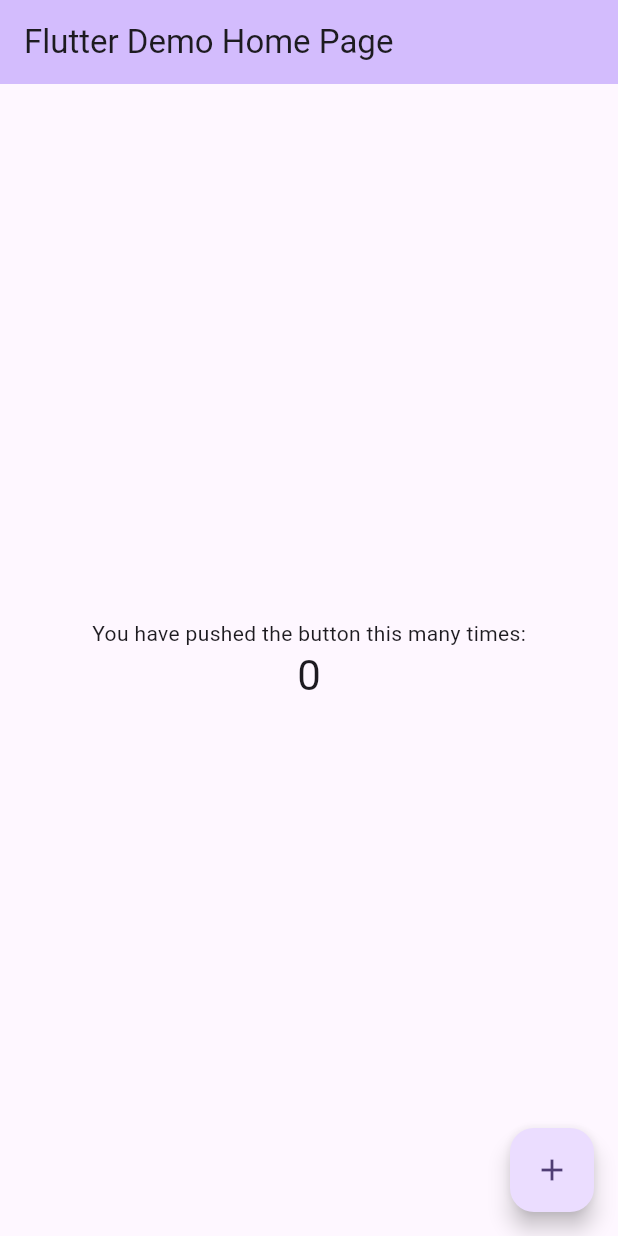
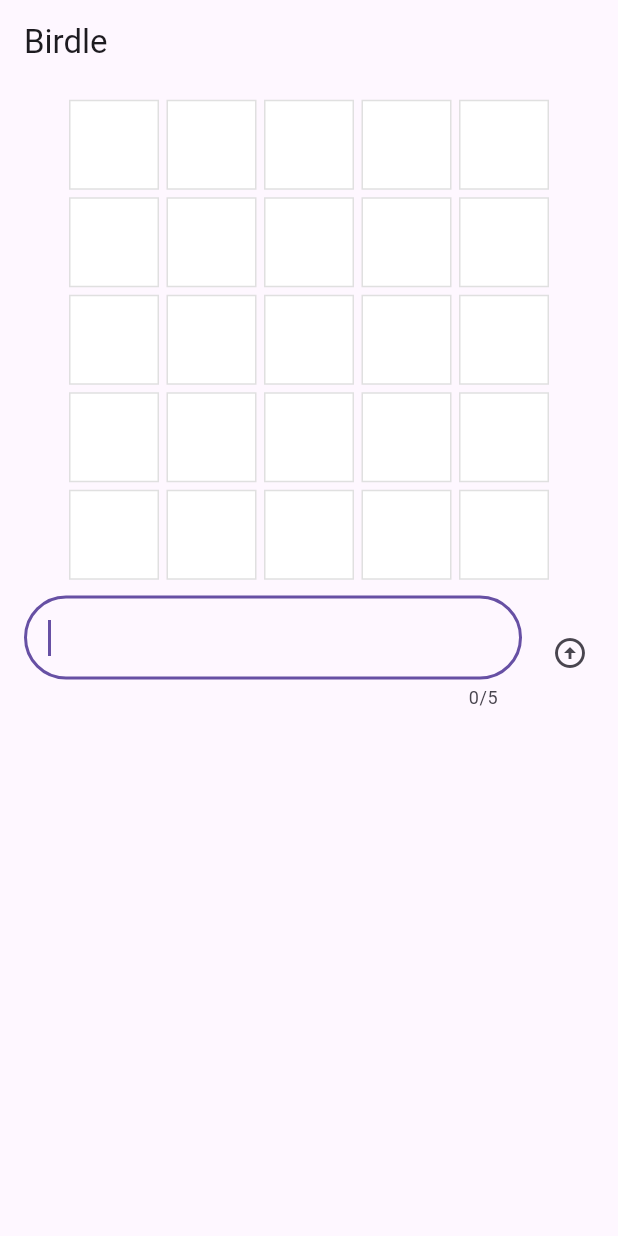
Before and after one commit to rei1011/DAN-DO, a Flutter app: the screen it shows after launch, on a phone screen of 412 x 824 dp. Run offline on Flutter 3.47's test engine with Material 3 defaults, Android fonts, the phone set to English and light mode, and no system bars.

Commit message:
チュートリアルで作成したゲームアプリをコミット

```diff
--- /dev/null
+++ b/lib/game.dart
@@ -0,0 +1,287 @@
+/// Game logic and supporting types for Birdle,
+/// a five-letter word-guessing game similar to Wordle.
+///
+/// Defines the [Game] state machine and the
+/// [Word], [Letter], and [HitType] data model used to
+/// represent guesses and their evaluation against a hidden word.
+library;
+
+import 'dart:collection';
+import 'dart:math';
+
+/// The result of evaluating a [Letter] of a guess against the hidden word.
+enum HitType {
+  /// The letter hasn't yet been evaluated.
+  none,
+
+  /// The letter matches the hidden word's letter at the same position.
+  hit,
+
+  /// The letter is in the hidden word, but at a different position.
+  partial,
+
+  /// The letter doesn't appear in the hidden word.
+  miss,
+}
+
+/// A single character paired with its [HitType] against the hidden word.
+typedef Letter = ({String char, HitType type});
+
+/// Every word that can be legally entered as a guess.
+const List<String> allLegalGuesses = [...legalWords, ...legalGuesses];
+
+/// Words that can be chosen as the hidden word.
+const List<String> legalWords = ['aback', 'abase', 'abate', 'abbey', 'abbot'];
+
+/// Additional words accepted as guesses beyond those in [legalWords].
+const List<String> legalGuesses = [
+  'aback',
+  'abase',
+  'abate',
+  'abbey',
+  'abbot',
+  'abhor',
+  'abide',
+  'abled',
+  'abode',
+  'abort',
+];
+
+/// Game state of a single round of Birdle,
+/// a five-letter word-guessing game similar to Wordle.
+///
+/// Exposes the state and methods a UI needs to
+/// evaluate guesses and track progress,
+/// but doesn't advance play on its own.
+///
+/// Clients drive each round by calling [guess] to submit an attempt and
+/// [resetGame] to start over.
+class Game {
+  /// The default maximum number of guesses allowed in a [Game].
+  static const int defaultMaxGuesses = 5;
+
+  /// Creates a new game with [maxGuesses] guesses allowed.
+  ///
+  /// If [seed] is provided, the hidden word is
+  /// chosen deterministically from [legalWords],
+  /// otherwise it is selected at random.
+  Game({this.maxGuesses = defaultMaxGuesses, this.seed})
+    : _wordToGuess = _generateInitialWord(seed),
+      _guesses = List<Word>.filled(maxGuesses, Word.empty());
+
+  /// The maximum number of guesses allowed in this game.
+  final int maxGuesses;
+
+  /// The seed used to choose the hidden word,
+  /// or `null` if it was selected at random.
+  final int? seed;
+
+  /// The current hidden word, exposed publicly through [hiddenWord].
+  Word _wordToGuess;
+
+  /// Backing storage for [guesses].
+  ///
+  /// Holds every guess slot in order,
+  /// with unfilled slots represented by empty [Word]s.
+  List<Word> _guesses;
+
+  /// The word the player is trying to guess.
+  Word get hiddenWord => _wordToGuess;
+
+  /// An unmodifiable view of every guess slot, including those still empty.
+  UnmodifiableListView<Word> get guesses => UnmodifiableListView(_guesses);
+
+  /// The most recently submitted guess,
+  /// or an empty [Word] if no guesses have been made.
+  Word get previousGuess {
+    final index = _guesses.lastIndexWhere((word) => word.isNotEmpty);
+    return index == -1 ? Word.empty() : _guesses[index];
+  }
+
+  /// The index of the next empty guess slot, or `-1` if every slot is full.
+  int get activeIndex => _guesses.indexWhere((word) => word.isEmpty);
+
+  /// The number of guesses still available to the player.
+  int get guessesRemaining {
+    if (activeIndex == -1) return 0;
+    return maxGuesses - activeIndex;
+  }
+
+  /// Whether the most recent guess matches the hidden word.
+  bool get didWin {
+    if (_guesses.first.isEmpty) return false;
+
+    for (final letter in previousGuess) {
+      if (letter.type != HitType.hit) return false;
+    }
+
+    return true;
+  }
+
+  /// Whether all allowed guesses have been used without winning.
+  bool get didLose => guessesRemaining == 0 && !didWin;
+
+  /// Picks a new hidden word and clears every submitted guess.
+  void resetGame() {
+    _wordToGuess = _generateInitialWord(seed);
+    _guesses = List<Word>.filled(maxGuesses, Word.empty());
+  }
+
+  /// Evaluates [guess] against the hidden word,
+  /// records the result in [guesses], and returns it.
+  ///
+  /// For finer control, use [isLegalGuess] to validate input or
+  /// [matchGuessOnly] to evaluate without recording the result.
+  Word guess(String guess) {
+    final result = matchGuessOnly(guess);
+    addGuessToList(result);
+    return result;
+  }
+
+  /// Whether [guess] is a legal word to guess.
+  ///
+  /// UIs can call this method before [guess] to
+  /// show players a message when they enter an invalid word.
+  bool isLegalGuess(String guess) => Word.fromString(guess).isLegalGuess;
+
+  /// Evaluates [guess] against the hidden word without advancing the game.
+  Word matchGuessOnly(String guess) =>
+      Word.fromString(guess).evaluateGuess(_wordToGuess);
+
+  /// Stores [guess] in the next empty slot of [guesses].
+  void addGuessToList(Word guess) {
+    final guessIndex = activeIndex;
+    if (guessIndex == -1) {
+      throw StateError('No guesses remaining.');
+    }
+
+    _guesses[guessIndex] = guess;
+  }
+
+  /// Returns the starting hidden word for a new round.
+  ///
+  /// Picks a deterministic word from [legalWords] when [seed] is provided,
+  /// or one at random otherwise.
+  static Word _generateInitialWord(int? seed) =>
+      seed == null ? Word.random() : Word.fromSeed(seed);
+}
+
+/// A five-letter word made up of [Letter]s, each tracking its [HitType].
+class Word with IterableMixin<Letter> {
+  /// Creates a word backed by the specified list of [Letter]s.
+  Word(this._letters);
+
+  /// Creates a word with five blank letters of [HitType.none].
+  factory Word.empty() =>
+      Word(List<Letter>.filled(5, (char: '', type: HitType.none)));
+
+  /// Creates a [Word] from [guess].
+  ///
+  /// Each character is lowercased,
+  /// every [Letter] starts as [HitType.none].
+  factory Word.fromString(String guess) {
+    if (guess.length != 5) {
+      throw ArgumentError.value(
+        guess,
+        'guess',
+        'Must be exactly 5 characters long.',
+      );
+    }
+
+    final letters = guess
+        .toLowerCase()
+        .split('')
+        .map((char) => (char: char, type: HitType.none))
+        .toList();
+    return Word(letters);
+  }
+
+  /// Creates a word chosen at random from [legalWords].
+  factory Word.random() {
+    final random = Random();
+    final nextWord = legalWords[random.nextInt(legalWords.length)];
+    return Word.fromString(nextWord);
+  }
+
+  /// Creates a word chosen from [legalWords] using [seed] as an index.
+  factory Word.fromSeed(int seed) =>
+      Word.fromString(legalWords[seed % legalWords.length]);
+
+  /// An unmodifiable list of [Letter]s that make up this word.
+  final List<Letter> _letters;
+
+  @override
+  Iterator<Letter> get iterator => _letters.iterator;
+
+  /// Whether every [Letter] in this word has no character.
+  @override
+  bool get isEmpty => every((letter) => letter.char.isEmpty);
+
+  @override
+  int get length => _letters.length;
+
+  /// The [Letter] at index [i] in word.
+  Letter operator [](int i) => _letters[i];
+
+  @override
+  String toString() => _letters.map((letter) => letter.char).join().trim();
+
+  /// Returns a multi-line string showing each [Letter] alongside its [HitType].
+  ///
+  /// Used to play the game from the command line.
+  String toStringVerbose() => _letters
+      .map((letter) => '${letter.char} - ${letter.type.name}')
+      .join('\n');
+}
+
+/// Validation and guess-evaluation logic on [Word].
+extension WordUtils on Word {
+  /// Whether this word appears in [allLegalGuesses].
+  bool get isLegalGuess => allLegalGuesses.contains(toString());
+
+  /// Compares this [Word] against the specified [hiddenWord]
+  /// and returns a new [Word] with the same letters,
+  /// but where each [Letter] has new a [HitType] of
+  /// [HitType.hit], [HitType.partial], or [HitType.miss].
+  Word evaluateGuess(Word hiddenWord) {
+    assert(isLegalGuess);
+
+    final result = List<Letter>.filled(length, (char: '', type: HitType.none));
+    // Counts hidden-word letters that can still be claimed as partial matches.
+    final unmatchedHiddenLetterCounts = <String, int>{};
+
+    // Reserve exact matches before scoring partial matches.
+    for (var i = 0; i < length; i++) {
+      final guessChar = this[i].char;
+      final hiddenChar = hiddenWord[i].char;
+
+      if (guessChar == hiddenChar) {
+        result[i] = (char: guessChar, type: HitType.hit);
+      } else {
+        // Track non-hit hidden letters for the partial-match pass.
+        final unmatchedCount = unmatchedHiddenLetterCounts[hiddenChar] ?? 0;
+        unmatchedHiddenLetterCounts[hiddenChar] = unmatchedCount + 1;
+      }
+    }
+
+    // Spend each remaining hidden letter only once for partial matches.
+    for (var i = 0; i < length; i++) {
+      if (result[i].type == HitType.hit) continue;
+
+      final guessChar = this[i].char;
+      final unmatchedCount = unmatchedHiddenLetterCounts[guessChar] ?? 0;
+      final isPartial = unmatchedCount > 0;
+      if (isPartial) {
+        // Use one available hidden letter for this partial match.
+        unmatchedHiddenLetterCounts[guessChar] = unmatchedCount - 1;
+      }
+
+      result[i] = (
+        char: guessChar,
+        type: isPartial ? HitType.partial : HitType.miss,
+      );
+    }
+
+    return Word(result);
+  }
+}
--- a/lib/main.dart
+++ b/lib/main.dart
@@ -1,122 +1,146 @@
 import 'package:flutter/material.dart';
 
+import 'game.dart';
+
 void main() {
-  runApp(const MyApp());
+  runApp(const MainApp());
 }
 
-class MyApp extends StatelessWidget {
-  const MyApp({super.key});
+class MainApp extends StatelessWidget {
+  const MainApp({super.key});
 
-  // This widget is the root of your application.
   @override
   Widget build(BuildContext context) {
     return MaterialApp(
-      title: 'Flutter Demo',
-      theme: ThemeData(
-        // This is the theme of your application.
-        //
-        // TRY THIS: Try running your application with "flutter run". You'll see
-        // the application has a purple toolbar. Then, without quitting the app,
-        // try changing the seedColor in the colorScheme below to Colors.green
-        // and then invoke "hot reload" (save your changes or press the "hot
-        // reload" button in a Flutter-supported IDE, or press "r" if you used
-        // the command line to start the app).
-        //
-        // Notice that the counter didn't reset back to zero; the application
-        // state is not lost during the reload. To reset the state, use hot
-        // restart instead.
-        //
-        // This works for code too, not just values: Most code changes can be
-        // tested with just a hot reload.
-        colorScheme: .fromSeed(seedColor: Colors.deepPurple),
+      home: Scaffold(
+        appBar: AppBar(
+          title: Align(alignment: Alignment.centerLeft, child: Text('Birdle')),
+        ),
+        body: Center(child: GamePage()),
       ),
-      home: const MyHomePage(title: 'Flutter Demo Home Page'),
     );
   }
 }
 
-class MyHomePage extends StatefulWidget {
-  const MyHomePage({super.key, required this.title});
+class Tile extends StatelessWidget {
+  const Tile(this.letter, this.hitType, {super.key});
 
-  // This widget is the home page of your application. It is stateful, meaning
-  // that it has a State object (defined below) that contains fields that affect
-  // how it looks.
-
-  // This class is the configuration for the state. It holds the values (in this
-  // case the title) provided by the parent (in this case the App widget) and
-  // used by the build method of the State. Fields in a Widget subclass are
-  // always marked "final".
-
-  final String title;
+  final String letter;
+  final HitType hitType;
 
   @override
-  State<MyHomePage> createState() => _MyHomePageState();
+  Widget build(BuildContext context) {
+    return AnimatedContainer(
+      duration: Duration(milliseconds: 500),
+      curve: Curves.bounceIn,
+      width: 60,
+      height: 60,
+      decoration: BoxDecoration(
+        border: Border.all(color: Colors.grey.shade300),
+        color: switch (hitType) {
+          HitType.hit => Colors.green,
+          HitType.partial => Colors.yellow,
+          HitType.miss => Colors.grey,
+          _ => Colors.white,
+        },
+      ),
+      child: Center(
+        child: Text(
+          letter.toUpperCase(),
+          style: Theme.of(context).textTheme.titleLarge,
+        ),
+      ),
+    );
+  }
 }
 
-class _MyHomePageState extends State<MyHomePage> {
-  int _counter = 0;
+class GamePage extends StatefulWidget {
+  GamePage({super.key});
 
-  void _incrementCounter() {
-    setState(() {
-      // This call to setState tells the Flutter framework that something has
-      // changed in this State, which causes it to rerun the build method below
-      // so that the display can reflect the updated values. If we changed
-      // _counter without calling setState(), then the build method would not be
-      // called again, and so nothing would appear to happen.
-      _counter++;
-    });
+  @override
+  State<GamePage> createState() => _GamePageState();
+}
+
+class _GamePageState extends State<GamePage> {
+  final Game _game = Game();
+
+  @override
+  Widget build(BuildContext context) {
+    return Padding(
+      padding: const EdgeInsets.all(8.0),
+      child: Column(
+        children: [
+          for (var guess in _game.guesses)
+            Row(
+              mainAxisAlignment: MainAxisAlignment.center,
+              children: [
+                for (var letter in guess)
+                  Padding(
+                    padding: const EdgeInsets.symmetric(
+                      horizontal: 2.5,
+                      vertical: 2.5,
+                    ),
+                    child: Tile(letter.char, letter.type),
+                  ),
+              ],
+            ),
+          GuessInput(
+            onSubmitGuess: (String guess) {
+              if (guess.length != 5 || !_game.isLegalGuess(guess)) return;
+              setState(() {
+                _game.guess(guess);
+              });
+            },
+          ),
+        ],
+      ),
+    );
+  }
+}
+
+class GuessInput extends StatelessWidget {
+  GuessInput({super.key, required this.onSubmitGuess});
+
+  final void Function(String) onSubmitGuess;
+
+  final TextEditingController _textEditingController = TextEditingController();
+
+  final FocusNode _focusNode = FocusNode();
+
+  void _onSubmit() {
+    onSubmitGuess(_textEditingController.text);
+    _textEditingController.clear();
+    _focusNode.requestFocus();
   }
 
   @override
   Widget build(BuildContext context) {
-    // This method is rerun every time setState is called, for instance as done
-    // by the _incrementCounter method above.
-    //
-    // The Flutter framework has been optimized to make rerunning build methods
-    // fast, so that you can just rebuild anything that needs updating rather
-    // than having to individually change instances of widgets.
-    return Scaffold(
-      appBar: AppBar(
-        // TRY THIS: Try changing the color here to a specific color (to
-        // Colors.amber, perhaps?) and trigger a hot reload to see the AppBar
-        // change color while the other colors stay the same.
-        backgroundColor: Theme.of(context).colorScheme.inversePrimary,
-        // Here we take the value from the MyHomePage object that was created by
-        // the App.build method, and use it to set our appbar title.
-        title: Text(widget.title),
-      ),
-      body: Center(
-        // Center is a layout widget. It takes a single child and positions it
-        // in the middle of the parent.
-        child: Column(
-          // Column is also a layout widget. It takes a list of children and
-          // arranges them vertically. By default, it sizes itself to fit its
-          // children horizontally, and tries to be as tall as its parent.
-          //
-          // Column has various properties to control how it sizes itself and
-          // how it positions its children. Here we use mainAxisAlignment to
-          // center the children vertically; the main axis here is the vertical
-          // axis because Columns are vertical (the cross axis would be
-          // horizontal).
-          //
-          // TRY THIS: Invoke "debug painting" (choose the "Toggle Debug Paint"
-          // action in the IDE, or press "p" in the console), to see the
-          // wireframe for each widget.
-          mainAxisAlignment: .center,
-          children: [
-            const Text('You have pushed the button this many times:'),
-            Text(
-              '$_counter',
-              style: Theme.of(context).textTheme.headlineMedium,
+    return Row(
+      children: [
+        Expanded(
+          child: Padding(
+            padding: const EdgeInsets.all(8.0),
+            child: TextField(
+              maxLength: 5,
+              decoration: InputDecoration(
+                border: OutlineInputBorder(
+                  borderRadius: BorderRadius.all(Radius.circular(35)),
+                ),
+              ),
+              controller: _textEditingController,
+              autofocus: true,
+              focusNode: _focusNode,
+              onSubmitted: (_) {
+                _onSubmit();
+              },
             ),
-          ],
+          ),
         ),
-      ),
-      floatingActionButton: FloatingActionButton(
-        onPressed: _incrementCounter,
-        tooltip: 'Increment',
-        child: const Icon(Icons.add),
-      ),
+        IconButton(
+          onPressed: _onSubmit,
+          icon: const Icon(Icons.arrow_circle_up),
+        ),
+      ],
     );
   }
 }
```
